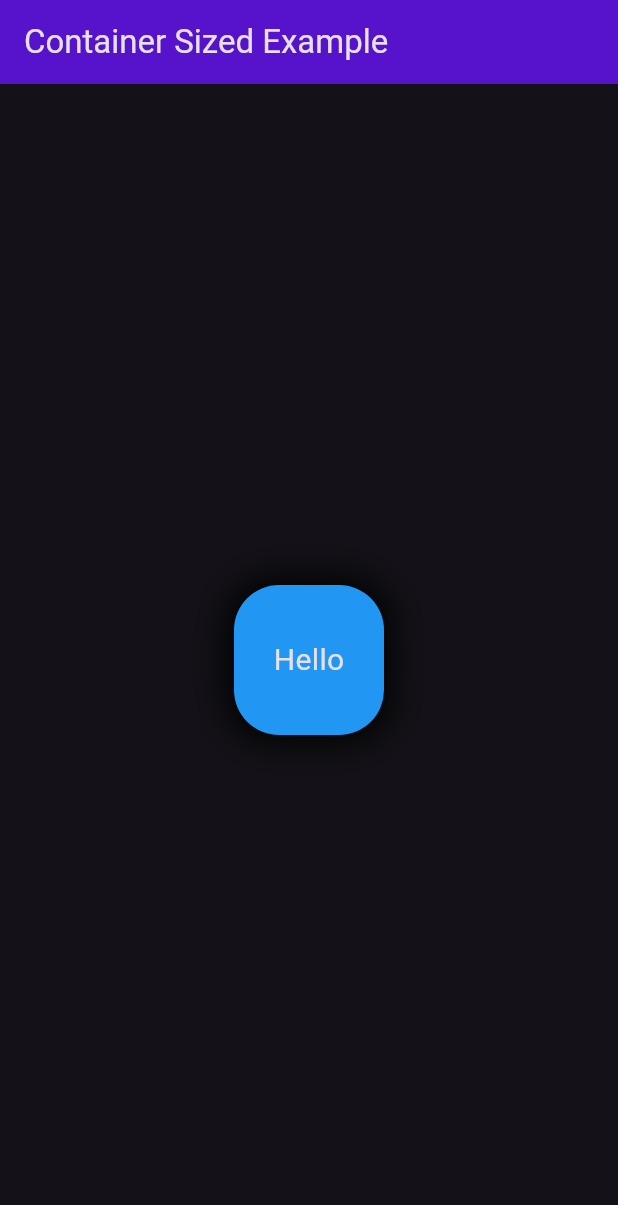
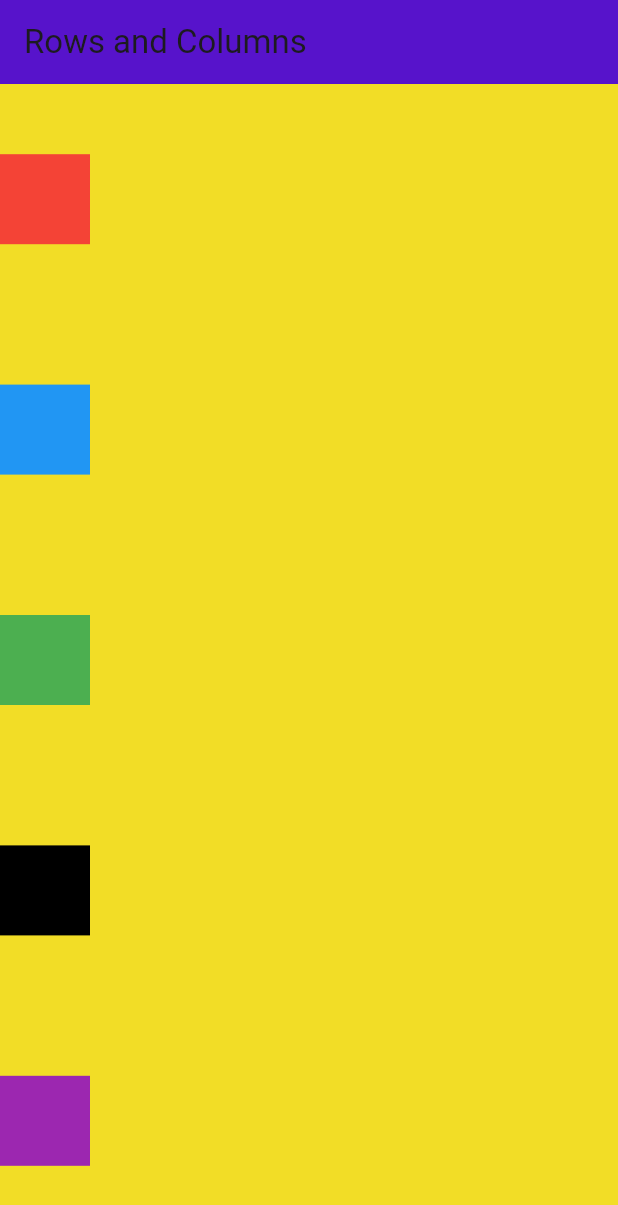
Before and after one commit to ajayvaniya0/Flutter_Bootcamp, a Flutter app: the screen it shows after launch, on a phone screen of 412 x 824 dp. Shown: the top 1205 px of the screen. Run offline on Flutter 3.47's test engine with Material 3 defaults, Android fonts, the phone set to English and light mode, and no system bars.

Commit message:
rows columns and wrap

```diff
--- a/Week_2/basic_widgets/lib/main.dart
+++ b/Week_2/basic_widgets/lib/main.dart
@@ -1,3 +1,4 @@
+import 'package:basic_widgets/widgets/rowscols.dart';
 import 'package:flutter/material.dart';
 import 'package:basic_widgets/widgets/container_sized.dart';
 
@@ -7,14 +8,15 @@ class MyApp extends StatelessWidget {
   const MyApp({Key? key}) : super(key: key);
 
   @override
-  Widget build(BuildContext context) { // corrected typo here
+  Widget build(BuildContext context) {
+    // corrected typo here
     return MaterialApp(
       debugShowCheckedModeBanner: false,
       theme: ThemeData(
-        brightness: Brightness.dark,
+        brightness: Brightness.light,
         primaryColor: Colors.deepPurple,
       ),
-      home: Container_Sized(),
+      home: RowsCols(),
     );
   }
 }
--- /dev/null
+++ b/Week_2/basic_widgets/lib/widgets/rowscols.dart
@@ -0,0 +1,116 @@
+import 'package:flutter/material.dart';
+
+class RowsCols extends StatelessWidget {
+  const RowsCols({Key? key}) : super(key: key);
+
+  @override
+  Widget build(BuildContext context) {
+    var w = MediaQuery.of(context).size.width;
+    var h = MediaQuery.of(context).size.height;
+    return Scaffold(
+      appBar: AppBar(
+        backgroundColor: Color.fromARGB(255, 87, 19, 203),
+        title: Text('Rows and Columns'),
+      ),
+      body: Container(
+          height: h,
+          width: w,
+          color: const Color.fromARGB(255, 242, 221, 38),
+          child: Column(
+            mainAxisAlignment: MainAxisAlignment.spaceAround,
+            crossAxisAlignment: CrossAxisAlignment.start,
+            children: [
+              Container(
+                height: 60,
+                width: 60,
+                color: Colors.red,
+              ),
+              Container(
+                height: 60,
+                width: 60,
+                color: Colors.blue,
+              ),
+              Container(
+                height: 60,
+                width: 60,
+                color: Colors.green,
+              ),
+              Container(
+                height: 60,
+                width: 60,
+                color: Colors.black,
+              ),
+              Container(
+                height: 60,
+                width: 60,
+                color: Colors.purple,
+              ),
+            ],
+          )
+          // Wrap(
+          //   // direction: Axis.vertical,
+          //   // alignment: WrapAlignment.center,
+          //   children: [
+          //     Container(
+          //       height: 60,
+          //       width: 60,
+          //       color: Colors.red,
+          //     ),
+          //     Container(
+          //       height: 60,
+          //       width: 60,
+          //       color: Colors.blue,
+          //     ),
+          //     Container(
+          //       height: 60,
+          //       width: 60,
+          //       color: Colors.green,
+          //     ),
+          //     Container(
+          //       height: 60,
+          //       width: 60,
+          //       color: Colors.black,
+          //     ),
+          //     Container(
+          //       height: 60,
+          //       width: 60,
+          //       color: Colors.purple,
+          //     ),
+          //   ],
+          // )
+          // Row(
+          //   mainAxisAlignment: MainAxisAlignment.start,
+          //   crossAxisAlignment: CrossAxisAlignment.center,
+          //   children: [
+          //     Container(
+          //       height: 60,
+          //       width: 60,
+          //       color: Colors.red,
+          //     ),
+          //     Container(
+          //       height: 60,
+          //       width: 60,
+          //       color: Colors.blue,
+          //     ),
+          //     Container(
+          //       height: 60,
+          //       width: 60,
+          //       color: Colors.green,
+          //     ),
+          //     Container(
+          //       height: 60,
+          //       width: 60,
+          //       color: Colors.black,
+          //     ),
+          //     Container(
+          //       height: 60,
+          //       width: 60,
+          //       color: Colors.purple,
+          //     ),
+          //   ],
+          // )
+
+          ),
+    );
+  }
+}
```
